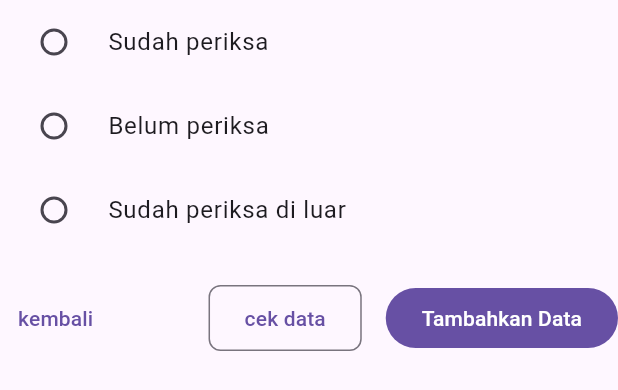
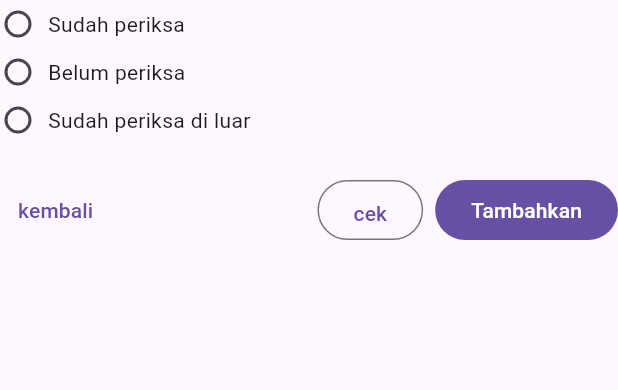
Before and after one commit to rafeefdev/afiyyah-connect, a Flutter app: the Step5PeriksaKlinik widget shown alone on an empty page, opened directly, on a phone screen of 412 x 824 dp. Shown: the top 390 px of the screen. Run offline on Flutter 3.47's test engine with Material 3 defaults, Android fonts, the phone set to English and light mode, and no system bars; our stand-ins replace device_preview, fl_chart, flutter_riverpod, google_fonts, riverpod_annotation; generated files the repository leaves out were written again; network calls fail.

Commit message:
remove unused import,  fix outlined button style, change radio tile

```diff
--- a/lib/features/health_input/view/bottomsheet_navigator.dart
+++ b/lib/features/health_input/view/bottomsheet_navigator.dart
@@ -1,6 +1,5 @@
 import 'package:afiyyah_connect/app/themes/app_spacing.dart';
 import 'package:afiyyah_connect/features/common/utils/extension/extensions.dart';
-import 'package:afiyyah_connect/features/common/utils/extension/theme_extension.dart';
 import 'package:afiyyah_connect/features/health_input/view/input_bottomsheet/step1_carisantri.dart';
 import 'package:afiyyah_connect/features/health_input/view/input_bottomsheet/step2_pilihsantri.dart';
 import 'package:afiyyah_connect/features/health_input/view/input_bottomsheet/step3_keluhan.dart';
--- a/lib/features/health_input/view/input_bottomsheet/step4_sejakkapan.dart
+++ b/lib/features/health_input/view/input_bottomsheet/step4_sejakkapan.dart
@@ -140,6 +140,12 @@ class _Step4SejakKapanState extends ConsumerState<Step4SejakKapan> {
           mainAxisAlignment: MainAxisAlignment.end,
           children: [
             OutlinedButton(
+              style: OutlinedButton.styleFrom(
+                fixedSize: Size.fromHeight(40),
+                shape: RoundedRectangleBorder(
+                  borderRadius: BorderRadius.circular(30),
+                ),
+              ),
               onPressed: () =>
                   ref.read(stepcontrollerProviderProvider.notifier).previous(),
               child: const Text('sebelumnya'),
--- a/lib/features/health_input/view/input_bottomsheet/step5_periksaklinik.dart
+++ b/lib/features/health_input/view/input_bottomsheet/step5_periksaklinik.dart
@@ -1,4 +1,5 @@
 import 'package:afiyyah_connect/app/themes/app_spacing.dart';
+import 'package:afiyyah_connect/features/common/utils/extension/theme_extension.dart';
 import 'package:afiyyah_connect/features/health_input/view/confirmationcard_component.dart';
 import 'package:afiyyah_connect/features/health_input/viewmodel/pendataan_kesehatan_provider.dart';
 import 'package:afiyyah_connect/features/health_input/viewmodel/stepcontroller_provider.dart';
@@ -12,32 +13,37 @@ class Step5PeriksaKlinik extends ConsumerWidget {
 
   @override
   Widget build(BuildContext context, WidgetRef ref) {
-    final klinikStatus =
-        ref.watch(pendataanKesehatanProvider).periksaKlinikStatus;
+    final klinikStatus = ref
+        .watch(pendataanKesehatanProvider)
+        .periksaKlinikStatus;
     final notifier = ref.read(pendataanKesehatanProvider.notifier);
 
     return Column(
       crossAxisAlignment: CrossAxisAlignment.start,
       children: [
         Column(
+          crossAxisAlignment: CrossAxisAlignment.start,
           children: [
-            RadioListTile<PeriksaKlinikStatus>(
+            _buildRadioOption(
+              context,
+              label: 'Sudah periksa',
               value: PeriksaKlinikStatus.sudah,
               groupValue: klinikStatus,
-              onChanged: (value) => notifier.setKlinikStatus(value!),
-              title: const Text('Sudah periksa'),
+              onChanged: notifier.setKlinikStatus,
             ),
-            RadioListTile<PeriksaKlinikStatus>(
+            _buildRadioOption(
+              context,
+              label: 'Belum periksa',
               value: PeriksaKlinikStatus.belum,
               groupValue: klinikStatus,
-              onChanged: (value) => notifier.setKlinikStatus(value!),
-              title: const Text('Belum periksa'),
+              onChanged: notifier.setKlinikStatus,
             ),
-            RadioListTile<PeriksaKlinikStatus>(
+            _buildRadioOption(
+              context,
+              label: 'Sudah periksa di luar',
               value: PeriksaKlinikStatus.luar,
               groupValue: klinikStatus,
-              onChanged: (value) => notifier.setKlinikStatus(value!),
-              title: const Text('Sudah periksa di luar'),
+              onChanged: notifier.setKlinikStatus,
             ),
           ],
         ),
@@ -52,6 +58,12 @@ class Step5PeriksaKlinik extends ConsumerWidget {
             ),
             const Spacer(),
             OutlinedButton(
+              style: OutlinedButton.styleFrom(
+                fixedSize: Size.fromHeight(40),
+                shape: RoundedRectangleBorder(
+                  borderRadius: BorderRadius.circular(30),
+                ),
+              ),
               onPressed: () {
                 showDialog(
                   useSafeArea: true,
@@ -59,9 +71,9 @@ class Step5PeriksaKlinik extends ConsumerWidget {
                   builder: (context) => const Confirmationcard(),
                 );
               },
-              child: const Text('cek data'),
+              child: const Text('cek'),
             ),
-            SizedBox(width: AppSpacing.l),
+            SizedBox(width: AppSpacing.s),
             FilledButton(
               onPressed: () async {
                 await notifier.submitData();
@@ -70,7 +82,7 @@ class Step5PeriksaKlinik extends ConsumerWidget {
                   ref.read(stepcontrollerProviderProvider.notifier).toStep(0);
                 }
               },
-              child: const Text('Tambahkan Data'),
+              child: const Text('Tambahkan'),
             ),
           ],
         ),
@@ -78,3 +90,36 @@ class Step5PeriksaKlinik extends ConsumerWidget {
     );
   }
 }
+
+Widget _buildRadioOption(
+  BuildContext context, {
+  required String label,
+  required PeriksaKlinikStatus value,
+  required PeriksaKlinikStatus groupValue,
+  required ValueChanged<PeriksaKlinikStatus> onChanged,
+}) {
+  return GestureDetector(
+    onTap: () => onChanged(value),
+    behavior: HitTestBehavior.opaque,
+    child: Padding(
+      padding: const EdgeInsets.symmetric(vertical: 4),
+      child: Row(
+        crossAxisAlignment: CrossAxisAlignment.center,
+        children: [
+          Radio<PeriksaKlinikStatus>(
+            value: value,
+            groupValue: groupValue,
+            onChanged: (v) => onChanged(v!),
+            visualDensity: const VisualDensity(
+              horizontal: -4,
+              vertical: -4,
+            ), // lebih kompak
+            materialTapTargetSize: MaterialTapTargetSize.shrinkWrap,
+          ),
+          const SizedBox(width: 8), // Atur jarak antara radio dan teks di sini
+          Expanded(child: Text(label, style: context.textTheme.bodyMedium)),
+        ],
+      ),
+    ),
+  );
+}
```
